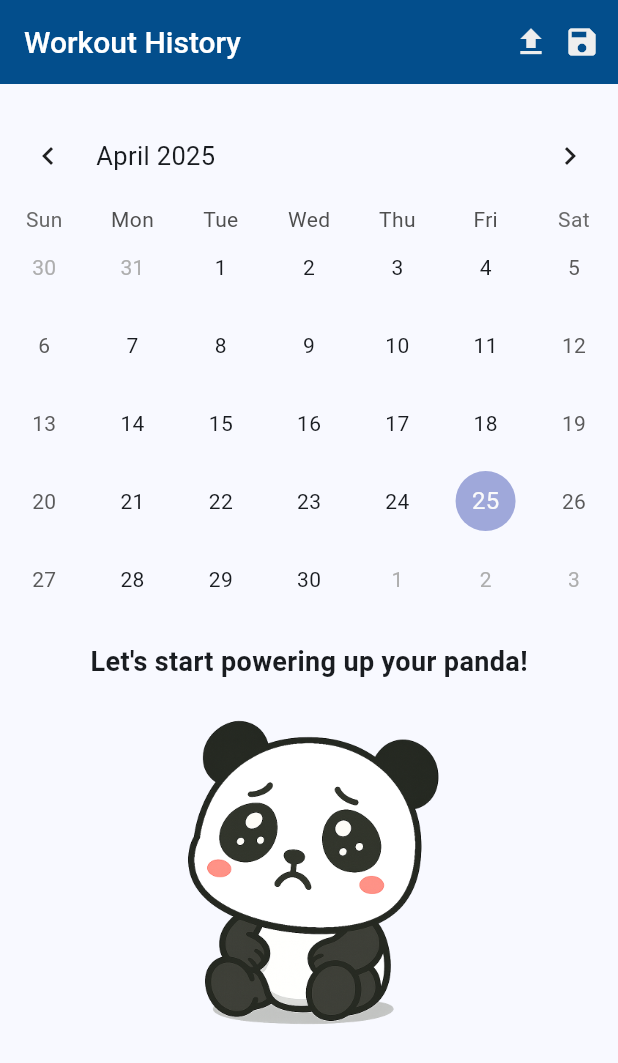
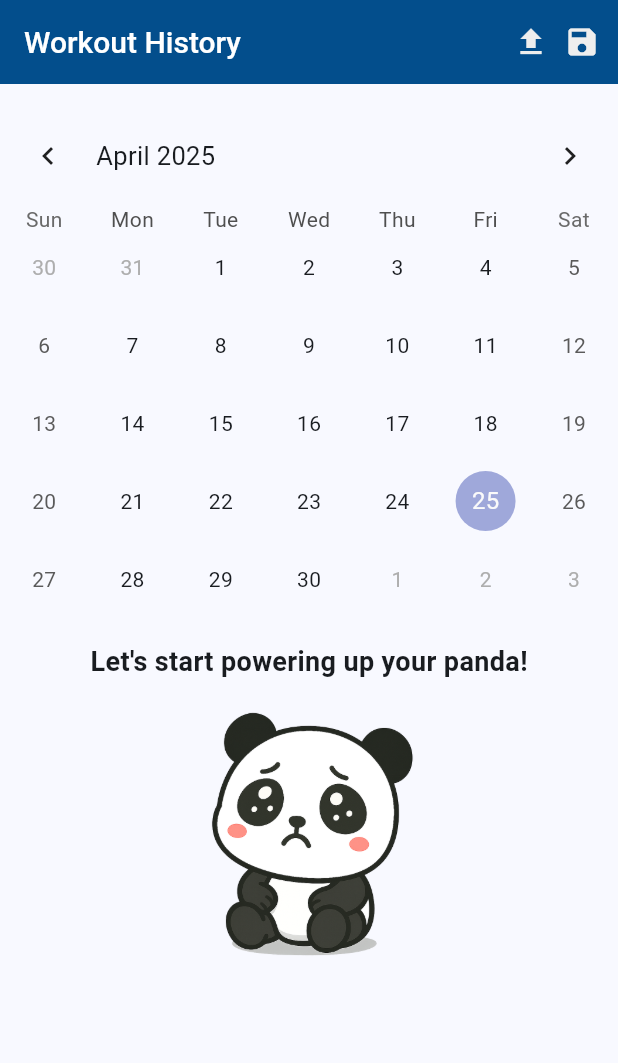
Before and after one commit to AMWen/pandacore, a Flutter app: the screen it shows after launch, swiped to page 2, on a phone screen of 412 x 824 dp. Shown: the top 1063 px of the screen. Run offline on Flutter 3.47's test engine with Material 3 defaults, Android fonts, the phone set to English and light mode, and no system bars; drawn by our look-alikes of table_calendar; our stand-ins replace audioplayers, csv, file_picker, percent_indicator, shared_preferences, sqflite; accounts and stored records are empty.

Commit message:
update screenshots

```diff
--- a/lib/data/constants.dart
+++ b/lib/data/constants.dart
@@ -5,6 +5,7 @@ import 'models/exercise_model.dart';
 Color primaryColor = Color.fromARGB(255, 3, 78, 140);
 Color secondaryColor = Colors.grey[200]!;
 Color dullColor = Colors.grey[500]!;
+double pandaWidth = 200;
 
 class TextStyles {
   static TextStyle whiteText = TextStyle(color: Colors.white);
--- a/lib/screens/history_screen.dart
+++ b/lib/screens/history_screen.dart
@@ -164,7 +164,7 @@ class HistoryScreenState extends State<HistoryScreen> {
           if (_streak == 0) ...[
             SizedBox(height: 16),
             Text("Let's start powering up your panda!", style: TextStyles.mediumText),
-            Image.asset('assets/images/sad_baby_panda.png', width: 250),
+            Image.asset('assets/images/sad_baby_panda.png', width: pandaWidth),
           ],
           if (_streak > 0 && _streak < 7) ...[
             SizedBox(height: 16),
@@ -174,7 +174,7 @@ class HistoryScreenState extends State<HistoryScreen> {
                   : 'Keep going! Extend your streak to ${_streak + 1} days!',
               style: TextStyles.mediumText,
             ),
-            Image.asset('assets/images/baby_panda.png', width: 250),
+            Image.asset('assets/images/baby_panda.png', width: pandaWidth),
           ],
           if (_streak >= 7) ...[
             SizedBox(height: 16),
@@ -184,7 +184,7 @@ class HistoryScreenState extends State<HistoryScreen> {
                   : 'Keep going! Extend your streak to ${_streak + 1} days!',
               style: TextStyles.mediumText,
             ),
-            Image.asset('assets/images/strong_panda.png', width: 250),
+            Image.asset('assets/images/strong_panda.png', width: pandaWidth),
           ],
         ],
       ),
```
Also changed, not shown: 12 other files.
